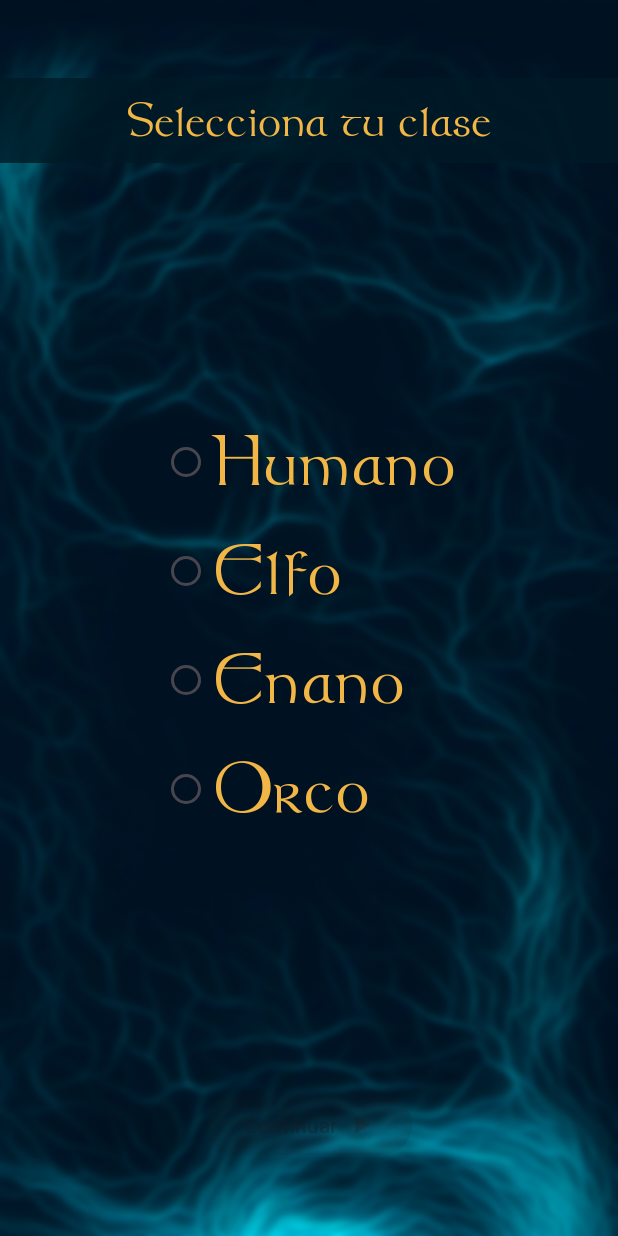
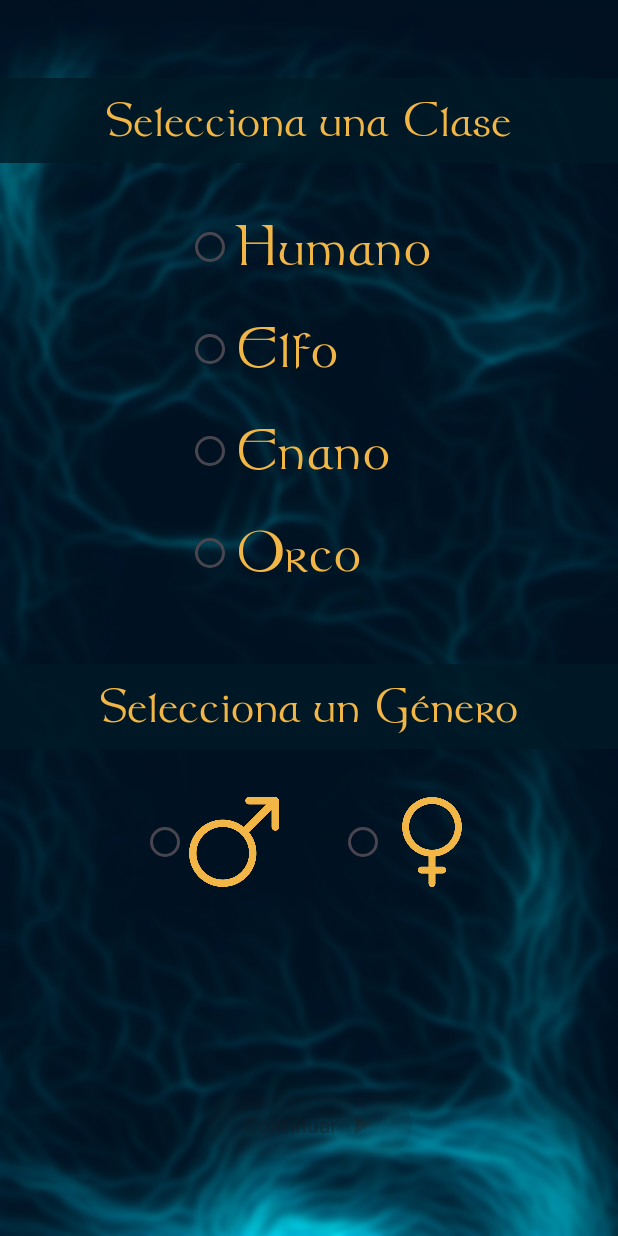
Before and after one commit to josebailoneduca/PMDMO_2_2_RPGJJBO, an Android app: the screen it shows after launch (MainActivity), after a tap on "Comenzar", on a phone screen of 412 x 824 dp. Run offline under Robolectric (Android 15) with nearby library versions, the phone set to English and light mode, and no system bars.

Commit message:
Stats terminadas y genero agregado

```diff
--- a/app/src/main/java/com/example/rpgjjbo/MainActivity.java
+++ b/app/src/main/java/com/example/rpgjjbo/MainActivity.java
@@ -32,10 +32,21 @@ public class MainActivity extends AppCompatActivity {
         setContentView(R.layout.elegir_clase);
         Button btnClaseContinuar = findViewById(R.id.btnClaseContinuar);
         RadioGroup radioGroupClase = findViewById(R.id.radioGroupClase);
+        RadioGroup radioGroupGenero = findViewById(R.id.radioGroupGenero);
+
         radioGroupClase.clearCheck();
-        radioGroupClase.setOnCheckedChangeListener((radioGroup, i) -> btnClaseContinuar.setEnabled(true));
+        radioGroupGenero.clearCheck();
+
+        radioGroupClase.setOnCheckedChangeListener((radioGroup, i) -> {
+            if (radioGroupClase.getCheckedRadioButtonId()!=-1&&radioGroupGenero.getCheckedRadioButtonId()!=-1)
+                btnClaseContinuar.setEnabled(true);
+        });
+        radioGroupGenero.setOnCheckedChangeListener((radioGroup, i) -> {
+            if (radioGroupClase.getCheckedRadioButtonId()!=-1&&radioGroupGenero.getCheckedRadioButtonId()!=-1)
+                btnClaseContinuar.setEnabled(true);
+        });
+
         btnClaseContinuar.setOnClickListener((view) -> {
-
             int claseSeleccionada = radioGroupClase.getCheckedRadioButtonId();
             if (claseSeleccionada == -1) {
                 muestraToast(getString(R.string.debes_elegir_una_clase));
@@ -49,6 +60,16 @@ public class MainActivity extends AppCompatActivity {
             } else if (claseSeleccionada == R.id.radioButtonOrco) {
                 this.personaje.setClase(EnumClassType.orco);
             }
+            int generoSeleccionado = radioGroupGenero.getCheckedRadioButtonId();
+            if (generoSeleccionado == -1) {
+                muestraToast(getString(R.string.debes_elegir_un_genero));
+                return;
+            } else if (generoSeleccionado == R.id.radioButtonMasculino) {
+                this.personaje.setGenero(EnumGender.masculino);
+            } else if (generoSeleccionado == R.id.radioButtonFemenino) {
+                this.personaje.setGenero(EnumGender.femenino);
+            }
+
             statsAleatoria();
         });
     }
--- /dev/null
+++ b/app/src/main/res/drawable/femaleicon.xml
@@ -0,0 +1,9 @@
+<?xml version="1.0" encoding="utf-8"?>
+<layer-list xmlns:android="http://schemas.android.com/apk/res/android">
+
+    <item
+        android:drawable="@drawable/female"
+        android:width="60dp"
+        android:height="60dp" />
+
+</layer-list>
--- /dev/null
+++ b/app/src/main/res/drawable/maleicon.xml
@@ -0,0 +1,9 @@
+<?xml version="1.0" encoding="utf-8"?>
+<layer-list xmlns:android="http://schemas.android.com/apk/res/android">
+
+    <item
+        android:drawable="@drawable/male"
+        android:width="60dp"
+        android:height="60dp" />
+
+</layer-list>
--- a/app/src/main/res/layout/elegir_clase.xml
+++ b/app/src/main/res/layout/elegir_clase.xml
@@ -25,7 +25,7 @@
         android:background="#CC001926"
         android:fontFamily="@font/meat"
         android:padding="10dp"
-        android:text="@string/selecciona_tu_clase"
+        android:text="@string/selecciona_clase"
         android:textAlignment="center"
         android:textColor="@color/primario_light"
         android:textSize="34sp"
@@ -37,7 +37,7 @@
         android:id="@+id/radioGroupClase"
         android:layout_width="wrap_content"
         android:layout_height="wrap_content"
-        app:layout_constraintBottom_toTopOf="@+id/btnClaseContinuar"
+        android:layout_marginTop="32dp"
         app:layout_constraintEnd_toEndOf="parent"
         app:layout_constraintStart_toStartOf="parent"
         app:layout_constraintTop_toBottomOf="@+id/tituloSeccion">
@@ -50,7 +50,7 @@
             android:fontFamily="@font/meat"
             android:text="@string/humano"
             android:textColor="@color/primario_light"
-            android:textSize="50sp" />
+            android:textSize="40sp" />
 
         <RadioButton
             android:id="@+id/radioButtonElfo"
@@ -61,7 +61,7 @@
             android:fontFamily="@font/meat"
             android:text="@string/elfo"
             android:textColor="@color/primario_light"
-            android:textSize="50sp" />
+            android:textSize="40sp" />
 
         <RadioButton
             android:id="@+id/radioButtonEnano"
@@ -72,7 +72,7 @@
             android:fontFamily="@font/meat"
             android:text="@string/enano"
             android:textColor="@color/primario_light"
-            android:textSize="50sp" />
+            android:textSize="40sp" />
 
         <RadioButton
             android:id="@+id/radioButtonOrco"
@@ -82,7 +82,61 @@
             android:fontFamily="@font/meat"
             android:text="@string/orco"
             android:textColor="@color/primario_light"
+            android:textSize="40sp" />
+    </RadioGroup>
+
+    <TextView
+        android:id="@+id/tituloSeccion2"
+        android:layout_width="0dp"
+        android:layout_height="wrap_content"
+        android:layout_marginTop="50dp"
+        android:background="#CC001926"
+        android:fontFamily="@font/meat"
+        android:padding="10dp"
+        android:text="@string/selecciona_genero"
+        android:textAlignment="center"
+        android:textColor="@color/primario_light"
+        android:textSize="34sp"
+        app:layout_constraintEnd_toEndOf="parent"
+        app:layout_constraintHorizontal_bias="1.0"
+        app:layout_constraintStart_toStartOf="parent"
+        app:layout_constraintTop_toBottomOf="@+id/radioGroupClase" />
+
+    <RadioGroup
+        android:id="@+id/radioGroupGenero"
+        android:layout_width="wrap_content"
+        android:layout_height="wrap_content"
+        android:layout_marginTop="32dp"
+        android:orientation="horizontal"
+        app:layout_constraintEnd_toEndOf="parent"
+        app:layout_constraintStart_toStartOf="parent"
+        app:layout_constraintTop_toBottomOf="@+id/tituloSeccion2">
+
+        <RadioButton
+            android:id="@+id/radioButtonMasculino"
+            android:layout_width="wrap_content"
+            android:layout_height="wrap_content"
+            android:layout_marginRight="20dp"
+            android:layout_marginBottom="20dp"
+            android:drawableRight="@drawable/maleicon"
+            android:drawableTint="@color/primario_light"
+            android:fontFamily="@font/meat"
+            android:textColor="@color/primario_light"
             android:textSize="50sp" />
+
+        <RadioButton
+            android:id="@+id/radioButtonFemenino"
+            android:layout_width="wrap_content"
+            android:layout_height="wrap_content"
+            android:layout_marginLeft="20dp"
+            android:layout_marginBottom="20dp"
+            android:buttonTint="@color/primario_light"
+            android:drawableRight="@drawable/femaleicon"
+            android:drawableTint="@color/primario_light"
+            android:fontFamily="@font/meat"
+            android:textColor="@color/primario_light"
+            android:textSize="50sp" />
+
     </RadioGroup>
 
     <Button
--- a/app/src/main/res/values/strings.xml
+++ b/app/src/main/res/values/strings.xml
@@ -5,7 +5,8 @@
     <!-- intro-->
     <string name="comenzar">Comenzar</string>
     <!-- seleccion de clase -->
-    <string name="selecciona_tu_clase">Selecciona tu clase</string>
+    <string name="selecciona_clase">Selecciona una Clase</string>
+    <string name="selecciona_genero">Selecciona un Género</string>
     <string name="debes_elegir_una_clase">Debes elegir una clase</string>
     <!--razas y generos-->
     <string name="humano">Humano</string>
@@ -45,4 +46,5 @@
     <string name="explicacion_caract_manuales">Asigna puntos a las características que quieras\n(Máximo 25)</string>
     <string name="puntos_restantes">Puntos restantes:</string>
     <string name="sumar_punto">Sumar punto</string>
+    <string name="debes_elegir_un_genero">Debes elegir un género\n</string>
 </resources>
```
Also changed, not shown: app/src/main/java/com/example/rpgjjbo/EnumGender.java (+9 -3 lines), app/src/main/res/layout/asignar_stats_manual.xml (+12 -2 lines), app/src/main/res/layout/asignar_stats_random.xml (+12 -0 lines), app/src/main/res/drawable/female.png (added), app/src/main/res/drawable/male.png (added).
